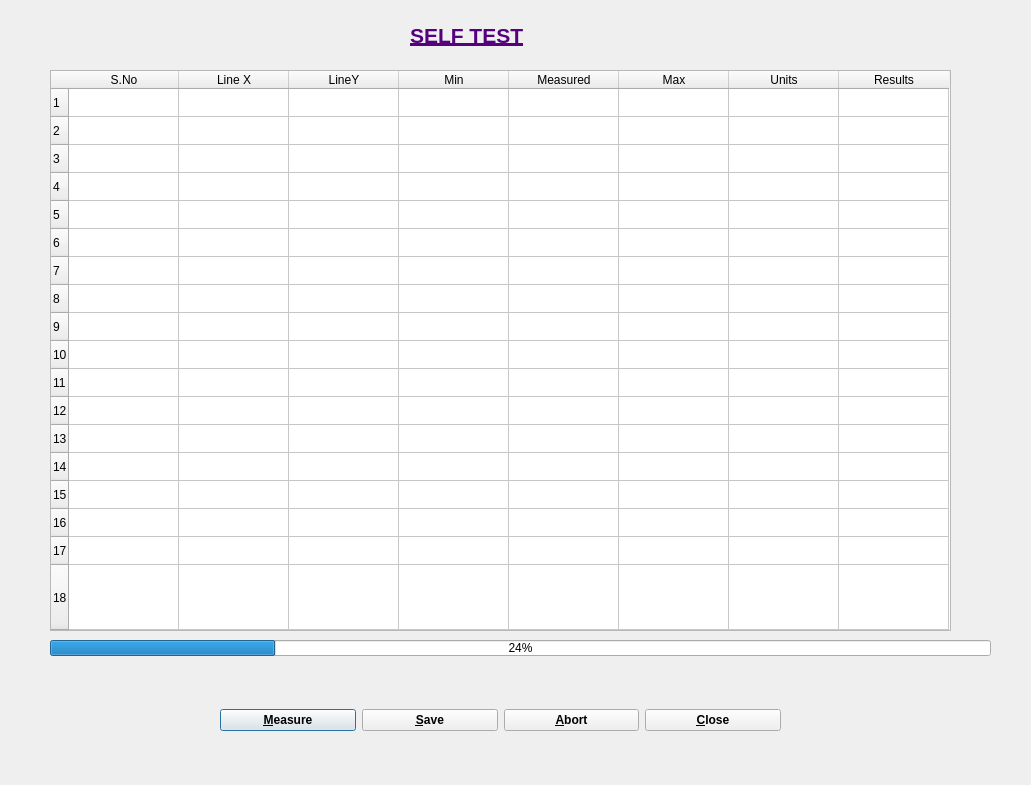
Before: the Qt Designer form SelfTest.ui in BhaskarBurugu/Cable_Harness_Tester, drawn with Qt 5.
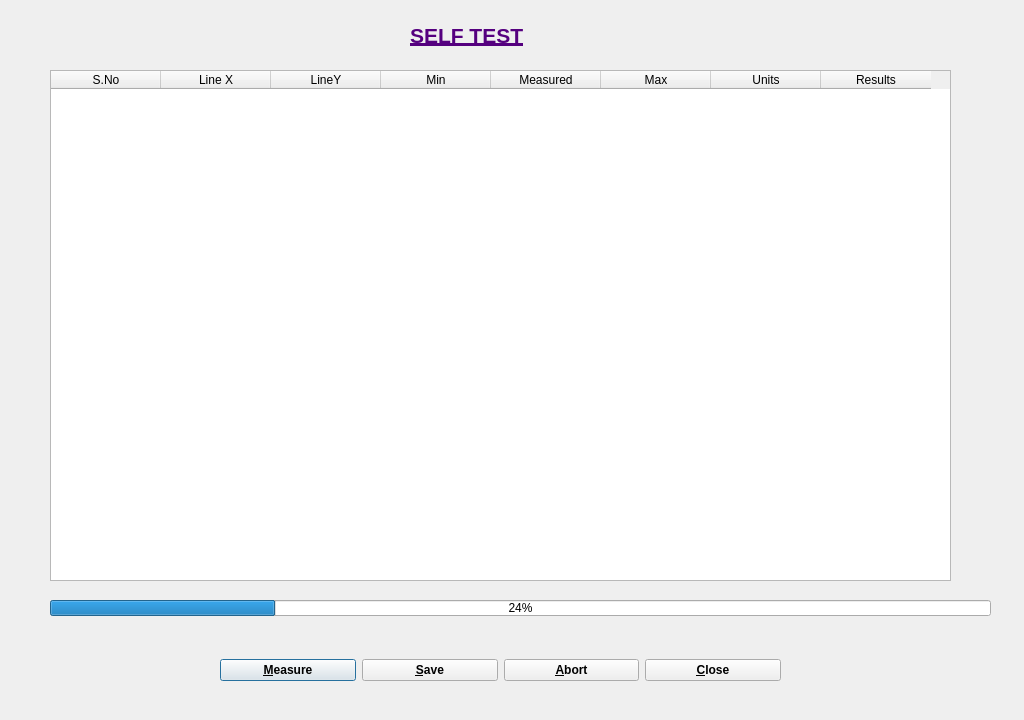
After: the same form once the commit is applied.

What changed in the file:
```diff
--- a/SelfTest.ui
+++ b/SelfTest.ui
@@ -6,8 +6,8 @@
    <rect>
     <x>0</x>
     <y>0</y>
-    <width>1031</width>
-    <height>785</height>
+    <width>1024</width>
+    <height>720</height>
    </rect>
   </property>
   <property name="windowTitle">
@@ -19,7 +19,7 @@
      <x>50</x>
      <y>70</y>
      <width>901</width>
-     <height>561</height>
+     <height>511</height>
     </rect>
    </property>
    <property name="sizePolicy">
@@ -29,7 +29,7 @@
     </sizepolicy>
    </property>
    <property name="rowCount">
-    <number>18</number>
+    <number>0</number>
    </property>
    <attribute name="horizontalHeaderVisible">
     <bool>true</bool>
@@ -59,26 +59,8 @@
     <bool>false</bool>
    </attribute>
    <attribute name="verticalHeaderStretchLastSection">
-    <bool>true</bool>
+    <bool>false</bool>
    </attribute>
-   <row/>
-   <row/>
-   <row/>
-   <row/>
-   <row/>
-   <row/>
-   <row/>
-   <row/>
-   <row/>
-   <row/>
-   <row/>
-   <row/>
-   <row/>
-   <row/>
-   <row/>
-   <row/>
-   <row/>
-   <row/>
    <column>
     <property name="text">
      <string>S.No</string>
@@ -124,7 +106,7 @@
    <property name="geometry">
     <rect>
      <x>50</x>
-     <y>640</y>
+     <y>600</y>
      <width>941</width>
      <height>16</height>
     </rect>
@@ -137,7 +119,7 @@
    <property name="geometry">
     <rect>
      <x>220</x>
-     <y>680</y>
+     <y>630</y>
      <width>561</width>
      <height>80</height>
     </rect>
```
Left out of the diff: 5 changed lines with no effect on the pictures.
